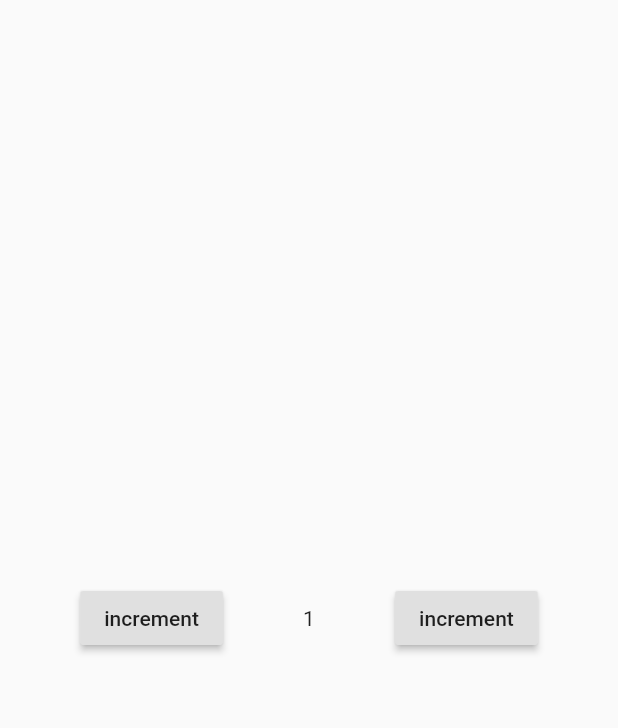
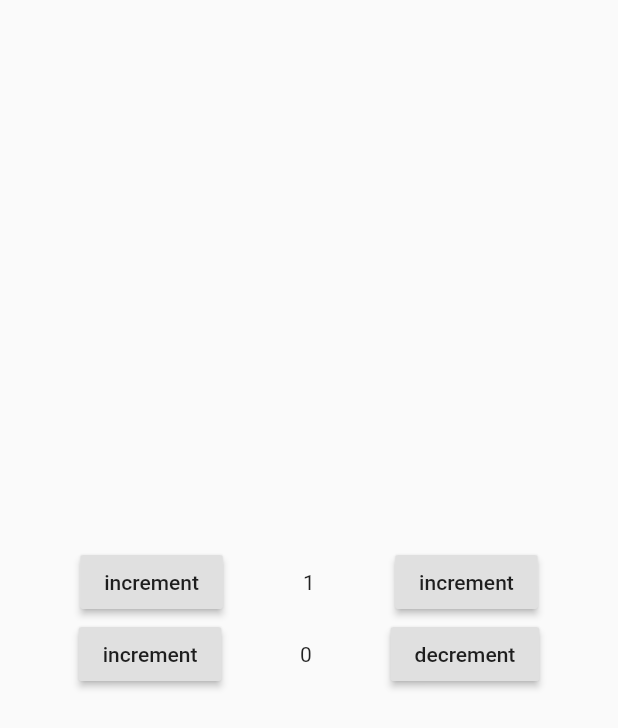
Before and after one commit to ahmedgamalelazab/flutter-state-mangement-solution, a Flutter app: the screen it shows after launch, after a tap on "increment", on a phone screen of 412 x 824 dp. Shown: the top 728 px of the screen. Run offline on Flutter 3.47's test engine with Material 2 defaults, Android fonts, the phone set to English and light mode, and no system bars; our stand-ins replace flutter_redux, redux.

Commit message:
redux counter app added and works fine

```diff
--- a/lib/main.dart
+++ b/lib/main.dart
@@ -1,18 +1,31 @@
 import 'package:flutter/material.dart';
+import 'package:flutter_redux/flutter_redux.dart';
+import 'package:redux/redux.dart';
+import 'package:redux_project/redux/actions.dart';
+import 'redux/middleware/appStateMiddleWare.dart';
+import 'redux/reducers.dart';
+import 'redux/store.dart';
 import 'state/inheritedWidgets.dart';
 
 void main() {
+  Store<Counter> _store = Store<Counter>(reducers,
+      initialState: Counter.initState(), middleware: [incrementMiddleware]);
   runApp(
-    StateContainer(child: MyApplication()),
+    StateContainer(
+        child: MyApplication(
+      store: _store,
+    )),
   );
 }
 
 class MyApplication extends StatelessWidget {
-  const MyApplication({Key key}) : super(key: key);
-
+  const MyApplication({Key key, this.store}) : super(key: key);
+  final store;
   @override
   Widget build(BuildContext context) {
-    return MaterialApp(
+    return StoreProvider<Counter>(
+      store: store,
+      child: MaterialApp(
         home: Scaffold(
           body: Column(
             mainAxisAlignment: MainAxisAlignment.center,
@@ -42,7 +55,33 @@ class MyApplication extends StatelessWidget {
                   ],
                 ),
               ),
+              StoreConnector<Counter, Counter>(
+                converter: (store) => store.state,
+                builder: (context, state) => Container(
+                  // color: Colors.red,
+                  // alignment: Alignment.center,
+                  child: Row(
+                    mainAxisAlignment: MainAxisAlignment.spaceEvenly,
+                    children: [
+                      RaisedButton(
+                          onPressed: () {
+                            StoreProvider.of<Counter>(context)
+                                .dispatch(Increment());
+                          },
+                          child: Text("increment")),
+                      Container(child: Text(state.number.toString())),
+                      RaisedButton(
+                          onPressed: () {
+                            StoreProvider.of<Counter>(context)
+                                .dispatch(Decrement());
+                          },
+                          child: Text("decrement")),
                     ],
+                  ),
+                ),
+              ),
+            ],
+          ),
         ),
       ),
     );
--- /dev/null
+++ b/lib/redux/actions.dart
@@ -0,0 +1,17 @@
+abstract class Action {} //it just an action
+
+class Increment extends Action {
+  int _payload;
+  int get payload => _payload;
+  Increment({int payload}) {
+    this._payload = payload;
+  }
+}
+
+class Decrement extends Action {
+  int _payload;
+  int get payload => _payload;
+  Decrement({int payload}) {
+    this._payload = payload;
+  }
+}
--- /dev/null
+++ b/lib/redux/middleware/appStateMiddleWare.dart
@@ -0,0 +1,22 @@
+import 'package:redux/redux.dart';
+
+import '../actions.dart';
+import '../store.dart';
+
+//handle the increment action here
+
+void incrementMiddleware(
+    Store<Counter> store, dynamic action, NextDispatcher next) {
+  int storeBuffer = store.state.number; //read the store
+  if (action is Increment) {
+    //... do some code
+    storeBuffer++;
+    print("store buffer is : $storeBuffer");
+    next(Increment(payload: storeBuffer));
+  } else {
+    print(storeBuffer);
+    storeBuffer--;
+    print("store buffer is : $storeBuffer");
+    next(Decrement(payload: storeBuffer));
+  }
+}
--- /dev/null
+++ b/lib/redux/store.dart
@@ -0,0 +1,16 @@
+//TODO create data storage for the whole process
+
+class Counter {
+  int _number;
+  int get number => _number;
+
+  Counter(this._number);
+
+  Counter.initState() {
+    this._number = 0;
+  }
+
+  Counter.copyWith(Counter prev, int number) {
+    this._number = number ?? prev._number;
+  }
+}
```
Also changed, not shown: lib/redux/reducers.dart (added, +18 -0 lines), pubspec.yaml (+3 -11 lines), pubspec.lock. Lines whose indentation alone changed are shown as unchanged.
